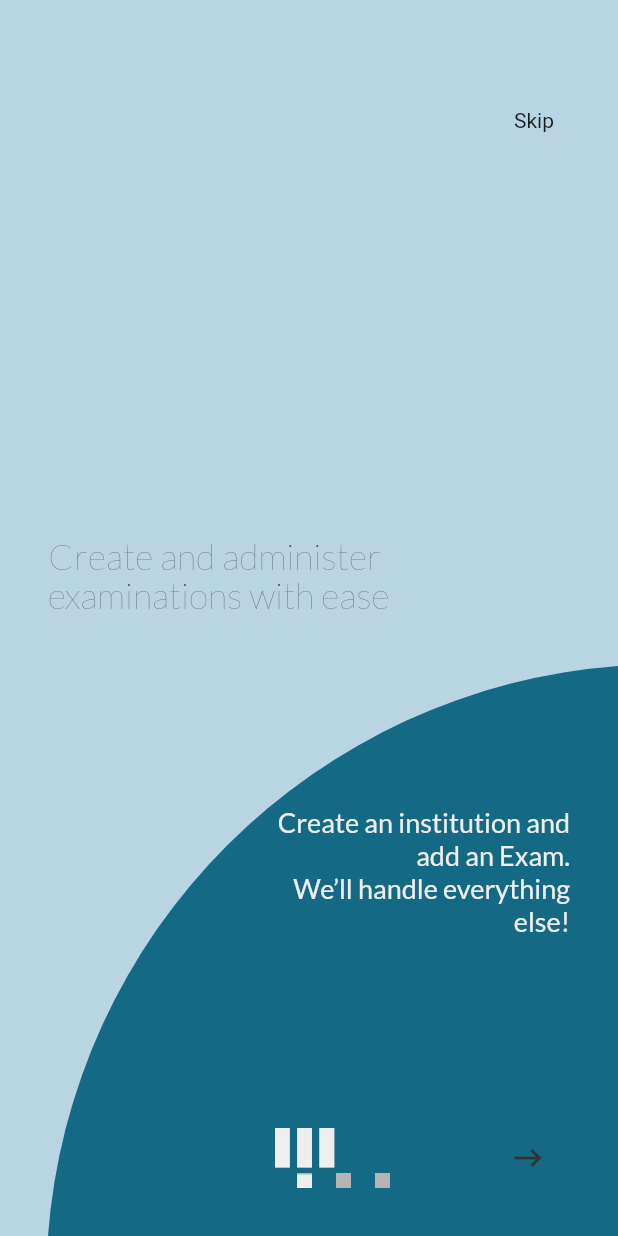
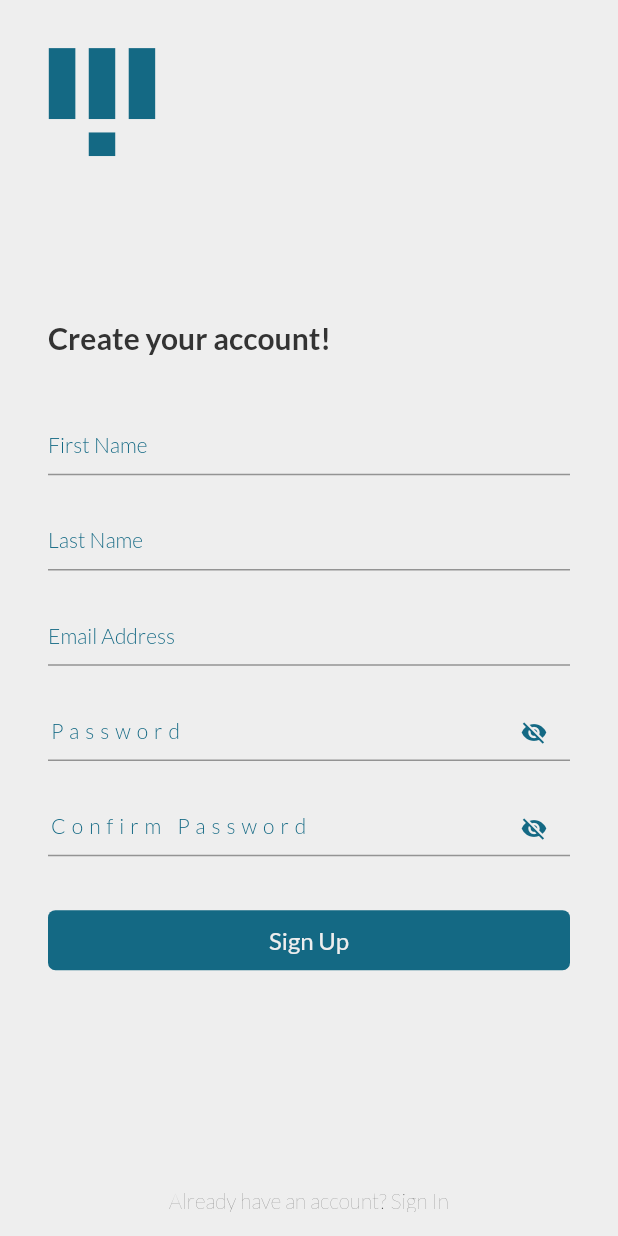
Before and after one commit to DSC-Unilag/ohw-2020-15, a Flutter app: the OnboardingScreen screen opened directly, after a tap on "Skip", on a phone screen of 412 x 824 dp. Run offline on Flutter 3.47's test engine with Material 2 defaults, Android fonts, the phone set to English and light mode, and no system bars; our stand-ins replace google_fonts, shared_preferences; accounts and stored records are empty.

Commit message:
authentication screens and adjustments

```diff
--- /dev/null
+++ b/lib/controllers/authentication_controller.dart
@@ -0,0 +1,35 @@
+import 'package:ExaminationAppOHW20/utilities/network.dart';
+import 'package:shared_preferences/shared_preferences.dart';
+import 'package:flutter/material.dart';
+import '../models/user.dart';
+export '../models/user.dart';
+
+class AuthController extends ChangeNotifier {
+  User currentUser;
+  createNewAccount(User user) async {
+    ApiHandler apiHandler = ApiHandler();
+    var response = await apiHandler.registerUser(user);
+  }
+
+  checkDeviceForUser() async {
+    final sharedPreferences = await SharedPreferences.getInstance();
+    final userEmail = sharedPreferences.getString('email');
+    if (userEmail == null) {
+      return false;
+    } else {
+      return userEmail;
+    }
+  }
+
+  saveUserEmailOnDevice() async {
+    final sharedPreferences = await SharedPreferences.getInstance();
+    sharedPreferences.setString('email', 'emmanuel@ohw.com');
+  }
+
+  logoutFromDevice() async {
+    final sharedPreferences = await SharedPreferences.getInstance();
+    sharedPreferences.clear();
+  }
+}
+
+enum OperationStatus { success, failed }
--- /dev/null
+++ b/lib/models/user.dart
@@ -0,0 +1,3 @@
+class User {
+  Map<String, dynamic> toJson() {}
+}
--- a/lib/utilities/app_widgets.dart
+++ b/lib/utilities/app_widgets.dart
@@ -139,6 +139,33 @@ class ContinueButton extends StatelessWidget {
             color: Style.themeWhite,
           )
         ],
+      ),
+    );
+  }
+}
+
+class BigButton extends StatelessWidget {
+  final String label;
+  final Function onTap;
+
+  const BigButton({Key key, @required this.label, @required this.onTap})
+      : super(key: key);
+
+  @override
+  Widget build(BuildContext context) {
+    return RawMaterialButton(
+      onPressed: onTap,
+      elevation: 0,
+      constraints: BoxConstraints.tight(Size.fromHeight(40)),
+      padding: const EdgeInsets.fromLTRB(16, 8, 16, 8),
+      fillColor: Style.themeGreen,
+      shape: RoundedRectangleBorder(
+        borderRadius: BorderRadius.circular(5),
+      ),
+      child: Text(
+        '$label',
+        style: Style.bigButtonTextStyle,
+        textAlign: TextAlign.center,
       ),
     );
   }
@@ -302,6 +329,74 @@ class RegularLabelTextField extends StatelessWidget {
   }
 }
 
+class PasswordField extends StatefulWidget {
+  final TextEditingController controller;
+  final Function validator;
+  final String label;
+  final String hint;
+
+  const PasswordField({
+    Key key,
+    this.controller,
+    this.validator,
+    this.label,
+    this.hint,
+  });
+
+  @override
+  _PasswordFieldState createState() => _PasswordFieldState();
+}
+
+class _PasswordFieldState extends State<PasswordField> {
+  bool obscure = true;
+
+  @override
+  Widget build(BuildContext context) {
+    return Container(
+      margin: const EdgeInsets.only(bottom: 16.0),
+      child: TextFormField(
+        obscureText: obscure,
+        cursorColor: Style.themeBlue,
+        style: Style.body2.copyWith(letterSpacing: obscure ? 4 : 0),
+        decoration: InputDecoration(
+          suffixIconConstraints: BoxConstraints.tightFor(height: 32),
+          suffixIcon: IconButton(
+            icon: Icon(
+              // Based on passwordVisible state choose the icon
+              obscure ? Icons.visibility_off : Icons.visibility,
+              color: Style.themeGreen,
+              size: 18,
+            ),
+            onPressed: () {
+              setState(() {
+                obscure = !obscure;
+              });
+            },
+          ),
+          labelText: widget.label,
+          labelStyle: Style.fieldLabelTextStyle,
+          hintText: widget.hint,
+          hintStyle: Style.fieldHintTextStyle,
+          contentPadding: const EdgeInsets.fromLTRB(0, 4, 16, 4),
+          isDense: true,
+          border: UnderlineInputBorder(
+            borderSide: BorderSide(
+              color: Style.themeGreen,
+              width: 0.3,
+            ),
+          ),
+          focusedBorder: UnderlineInputBorder(
+            borderSide: BorderSide(
+              color: Style.themeGreen,
+              width: 1,
+            ),
+          ),
+        ),
+      ),
+    );
+  }
+}
+
 class GenericInputHolder extends StatelessWidget {
   final String inputLabel;
   final Widget child;
@@ -406,13 +501,14 @@ class CustomCheckBox extends StatefulWidget {
   final Function(bool value) onChanged;
 
   const CustomCheckBox(
-      {@required this.initialValue, this.onChanged, this.choice});
+      {Key key, @required this.initialValue, this.onChanged, this.choice})
+      : super(key: key);
 
   @override
-  _CustomCheckBoxState createState() => _CustomCheckBoxState();
+  CustomCheckBoxState createState() => CustomCheckBoxState();
 }
 
-class _CustomCheckBoxState extends State<CustomCheckBox> {
+class CustomCheckBoxState extends State<CustomCheckBox> {
   bool value = false;
   @override
   void initState() {
@@ -420,14 +516,18 @@ class _CustomCheckBoxState extends State<CustomCheckBox> {
     value = widget.initialValue;
   }
 
+  toggleValue() {
+    setState(() {
+      value = !value;
+    });
+  }
+
   @override
   Widget build(BuildContext context) {
     return GestureDetector(
       onTap: () {
-        setState(() {
-          value = !value;
-          if (widget.onChanged != null) widget.onChanged(value);
-        });
+        toggleValue();
+        if (widget.onChanged != null) widget.onChanged(value);
       },
       child: Row(
         mainAxisSize: MainAxisSize.min,
--- a/lib/utilities/style.dart
+++ b/lib/utilities/style.dart
@@ -75,6 +75,7 @@ final body2 = GoogleFonts.lato(
 final body2Grey = body2.copyWith(color: textGreyColor);
 final body2Green = body2.copyWith(color: themeGreen);
 final body2Bold = body2.copyWith(fontWeight: FontWeight.w700);
+final body2Light = body2.copyWith(fontWeight: FontWeight.w100);
 
 final body3 = GoogleFonts.lato(
   fontSize: 12,
--- a/lib/views/attempt/make_attempt.dart
+++ b/lib/views/attempt/make_attempt.dart
@@ -5,7 +5,7 @@ import '../../utilities/app_widgets.dart';
 import '../../utilities/style.dart' as Style;
 
 class MakeAttemptScreen extends StatelessWidget {
-  goToReviewAttempt(BuildContext context) {
+  _goToReviewAttempt(BuildContext context) {
     Navigator.push(
       context,
       CupertinoPageRoute(
@@ -94,7 +94,7 @@ class MakeAttemptScreen extends StatelessWidget {
             SmallButton(
               label: 'Next',
               onTap: () {
-                goToReviewAttempt(context);
+                _goToReviewAttempt(context);
               },
               icon: Icons.keyboard_backspace,
               reverseIcon: true,
--- a/lib/views/attempt/review_attempt.dart
+++ b/lib/views/attempt/review_attempt.dart
@@ -5,7 +5,7 @@ import '../../utilities/app_widgets.dart';
 import '../../utilities/style.dart' as Style;
 
 class ReviewAttemptScreen extends StatelessWidget {
-  saveAttempt(BuildContext context) {
+  _saveAttempt(BuildContext context) {
     Navigator.push(
       context,
       CupertinoPageRoute(
@@ -94,7 +94,7 @@ class ReviewAttemptScreen extends StatelessWidget {
         child: ContinueButton(
           label: 'Submit your attempt',
           onTap: () {
-            saveAttempt(context);
+            _saveAttempt(context);
           },
         ),
       ),
--- a/lib/views/attempt/start_attempt.dart
+++ b/lib/views/attempt/start_attempt.dart
@@ -5,7 +5,7 @@ import '../../utilities/app_widgets.dart';
 import '../../utilities/style.dart' as Style;
 
 class StartAttemptScreen extends StatelessWidget {
-  initializeAttempt(BuildContext context) {
+  _initializeAttempt(BuildContext context) {
     Navigator.push(
       context,
       CupertinoPageRoute(
@@ -102,7 +102,7 @@ class StartAttemptScreen extends StatelessWidget {
               ContinueButton(
                 label: 'Begin',
                 onTap: () {
-                  initializeAttempt(context);
+                  _initializeAttempt(context);
                 },
               ),
             ],
--- /dev/null
+++ b/lib/views/authentication/sign_up.dart
@@ -0,0 +1,132 @@
+import 'package:flutter/cupertino.dart';
+import 'package:flutter/material.dart';
+import 'login.dart';
+import '../authentication/succesful_sign_up.dart';
+import '../../utilities/style.dart' as Style;
+import '../../utilities/app_widgets.dart';
+import '../../controllers/authentication_controller.dart';
+
+class SignUpScreen extends StatelessWidget {
+  //Variables
+  final TextEditingController _firstName = TextEditingController();
+  final TextEditingController _lastName = TextEditingController();
+  final TextEditingController _email = TextEditingController();
+  final TextEditingController _password = TextEditingController();
+  final TextEditingController _confirmPassword = TextEditingController();
+  final GlobalKey<FormState> _signUpForm = GlobalKey<FormState>();
+
+  //Functions
+  _gotoLoginScreen(BuildContext context) {
+    Navigator.of(context).push(
+      CupertinoPageRoute(
+        builder: (_) => LoginScreen(),
+      ),
+    );
+  }
+
+  _gotoSuccesfulSignUpScreen(BuildContext context) {
+    Navigator.of(context).push(
+      CupertinoPageRoute(
+        builder: (_) => SuccesfulSignUpScreen(),
+      ),
+    );
+  }
+
+  @override
+  Widget build(BuildContext context) {
+    return Scaffold(
+      backgroundColor: Style.themeWhite,
+      body: SingleChildScrollView(
+        child: Container(
+          margin: const EdgeInsets.all(32),
+          constraints: BoxConstraints.tightFor(
+            height: (MediaQuery.of(context).size.height - kToolbarHeight - 40)
+                .clamp(600.00, 900.00),
+            width: MediaQuery.of(context).size.width.clamp(150.00, 400.00),
+          ),
+          child: SafeArea(
+            child: Form(
+              key: _signUpForm,
+              child: Column(
+                crossAxisAlignment: CrossAxisAlignment.start,
+                children: <Widget>[
+                  Icon(
+                    Style.OhwExamAppIcons.ohwExamAppIcon,
+                    size: 72,
+                    color: Style.themeGreen,
+                  ),
+                  Spacer(),
+                  Text(
+                    'Create your account!',
+                    style: Style.body2Bold.copyWith(fontSize: 20),
+                  ),
+                  SizedBox(height: 40),
+                  RegularLabelTextField(
+                    label: 'First Name',
+                    hint: 'Isaac',
+                    controller: _firstName,
+                  ),
+                  SizedBox(height: 8),
+                  RegularLabelTextField(
+                    label: 'Last Name',
+                    hint: 'Newton',
+                    controller: _lastName,
+                  ),
+                  SizedBox(height: 8),
+                  RegularLabelTextField(
+                    label: 'Email Address',
+                    hint: 'isaacwonder@gmail.com',
+                    controller: _email,
+                  ),
+                  SizedBox(height: 8),
+                  PasswordField(
+                    label: 'Password',
+                    hint: 'Enter the password for your account',
+                    controller: _password,
+                  ),
+                  SizedBox(height: 8),
+                  PasswordField(
+                    label: 'Confirm Password',
+                    hint: 'Confirm your password',
+                    controller: _confirmPassword,
+                  ),
+                  SizedBox(height: 16),
+                  BigButton(
+                    label: 'Sign Up',
+                    onTap: () async {
+                      if (_signUpForm.currentState.validate()) {
+                        //TODO: create with input data
+                        User newAccount = User();
+                        AuthController _authController = AuthController();
+                        OperationStatus status =
+                            await _authController.createNewAccount(newAccount);
+
+                        if (status == OperationStatus.success)
+                          _gotoSuccesfulSignUpScreen(context);
+                      }
+                    },
+                  ),
+                  Spacer(),
+                ],
+              ),
+            ),
+          ),
+        ),
+      ),
+      bottomNavigationBar: Container(
+        padding: const EdgeInsets.only(bottom: 16),
+        height: 32,
+        alignment: Alignment.center,
+        child: InkWell(
+          onTap: () {
+            _gotoLoginScreen(context);
+          },
+          child: Text(
+            'Already have an account? Sign In',
+            style: Style.body2Light,
+          ),
+        ),
+      ),
+    );
+  }
+}
--- a/lib/views/welcome_screens/onboarding.dart
+++ b/lib/views/welcome_screens/onboarding.dart
@@ -1,6 +1,6 @@
 import 'package:flutter/cupertino.dart';
 import 'package:flutter/material.dart';
-import '../dashboard.dart';
+import '../authentication/sign_up.dart';
 import '../../utilities/style.dart' as Style;
 
 class OnboardingScreen extends StatefulWidget {
@@ -12,11 +12,11 @@ class _OnboardingScreenState extends State<OnboardingScreen> {
   final PageController _pageController = PageController();
   int page = 0;
 
-  navigateToSignUp(BuildContext context) {
+  _gotoSignUpScreen(BuildContext context) {
     Navigator.push(
       context,
       CupertinoPageRoute(
-        builder: (_) => Dashboard(),
+        builder: (_) => SignUpScreen(),
       ),
     );
   }
@@ -34,7 +34,9 @@ class _OnboardingScreenState extends State<OnboardingScreen> {
             crossAxisAlignment: CrossAxisAlignment.end,
             children: <Widget>[
               RawMaterialButton(
-                onPressed: () {},
+                onPressed: () {
+                  _gotoSignUpScreen(context);
+                },
                 constraints: BoxConstraints.tightFor(width: 48, height: 40),
                 child: Text(
                   'Skip',
@@ -101,12 +103,16 @@ class _OnboardingScreenState extends State<OnboardingScreen> {
                       bottom: 0,
                       top: 0,
                       width: 56,
-                      child: IconButton(
-                          icon: Icon(
+                      child: FlatButton(
+                          child: Icon(
                             Icons.keyboard_backspace,
                             color: Style.themeBlack,
                             textDirection: TextDirection.rtl,
                           ),
+                          shape: RoundedRectangleBorder(
+                            borderRadius: BorderRadius.circular(5),
+                          ),
+                          color: Style.themeWhite,
                           onPressed: () {
                             if (_pageController.page <
                                 onboardingTexts.length - 1) {
@@ -115,7 +121,7 @@ class _OnboardingScreenState extends State<OnboardingScreen> {
                                 curve: Curves.easeInExpo,
                               );
                             } else {
-                              navigateToSignUp(context);
+                              _gotoSignUpScreen(context);
                             }
                           }),
                     ),
```
Also changed, not shown: lib/main.dart (+6 -1 lines), lib/utilities/network.dart (added, +56 -0 lines), lib/views/authentication/login.dart (added, +99 -0 lines), lib/views/authentication/succesful_sign_up.dart (added, +59 -0 lines), lib/views/examination/add_questions.dart (+11 -2 lines), lib/views/welcome_screens/splash_screen.dart (+13 -1 lines).
